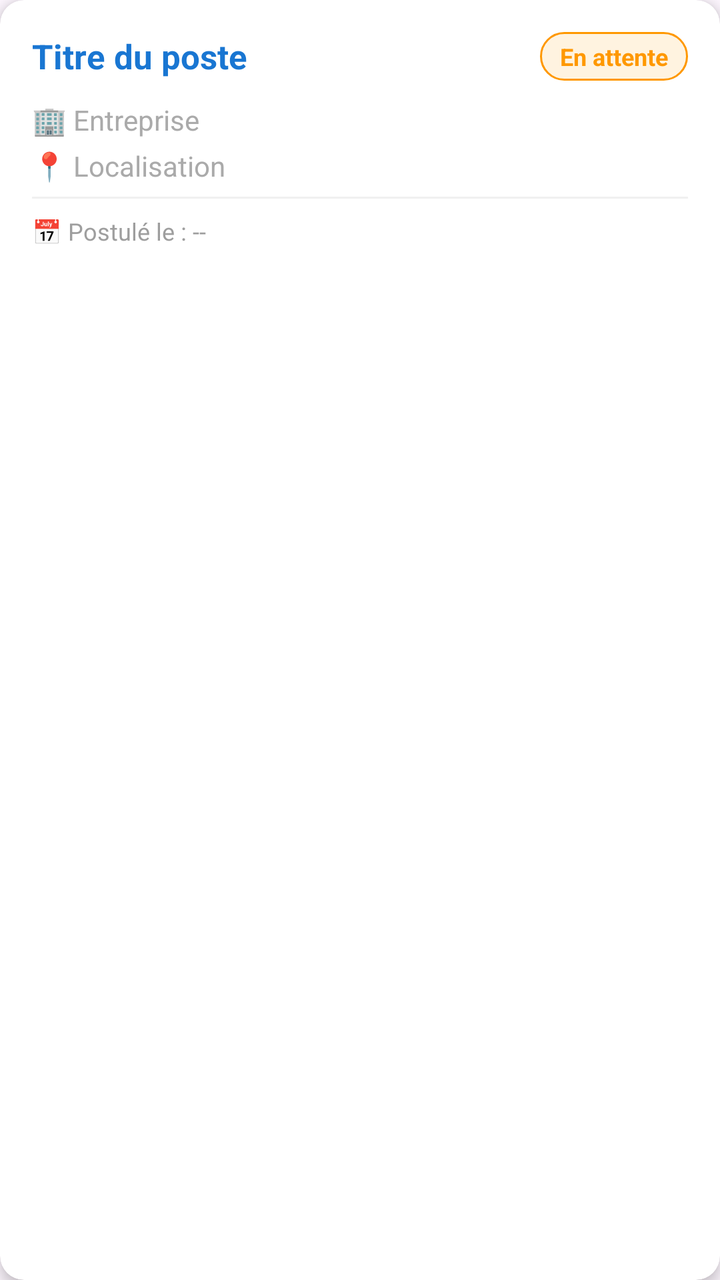
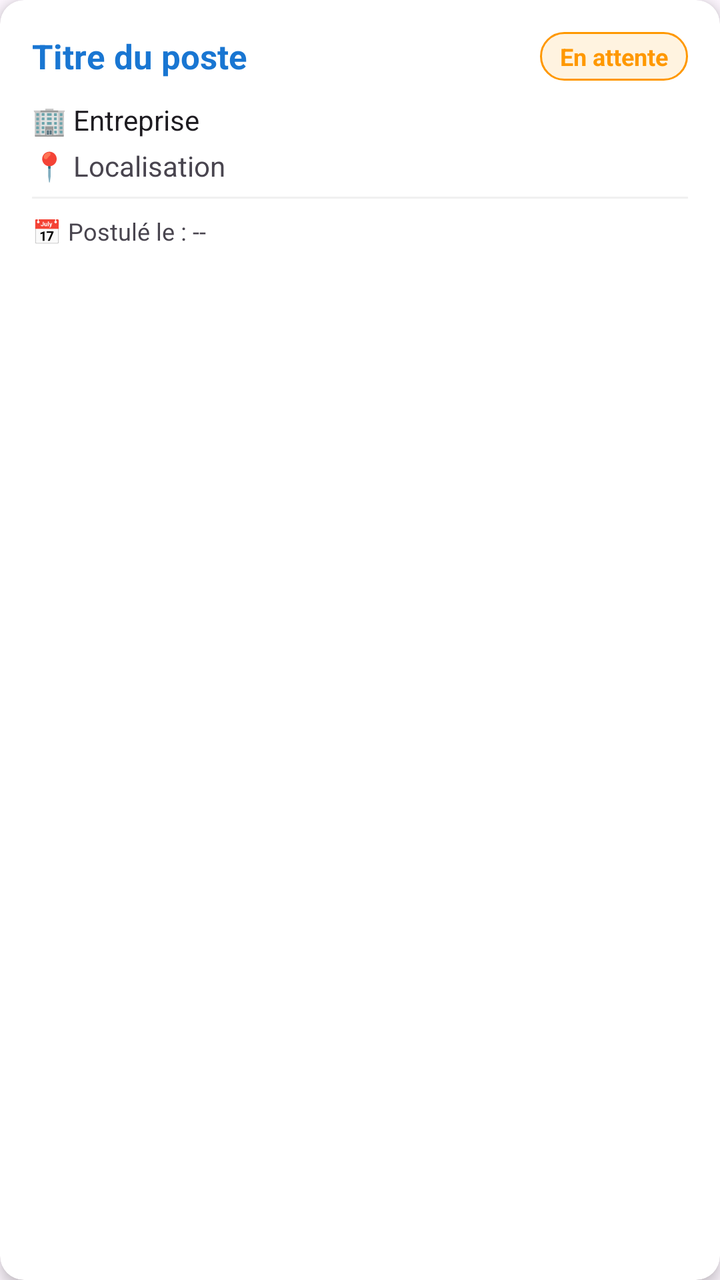

An Android layout rendered at two revisions. The XML below is the earlier revision; the diff shows what the commit changed to produce the second picture.
<!-- AndroidManifest.xml: application theme Theme.JobBoard -->
<!-- res/layout/item_application.xml -->
<?xml version="1.0" encoding="utf-8"?>
<androidx.cardview.widget.CardView xmlns:android="http://schemas.android.com/apk/res/android"
    xmlns:app="http://schemas.android.com/apk/res-auto"
    android:layout_width="match_parent"
    android:layout_height="wrap_content"
    android:layout_margin="8dp"
    app:cardCornerRadius="12dp"
    app:cardElevation="4dp"
    app:cardBackgroundColor="@android:color/white">

    <LinearLayout
        android:layout_width="match_parent"
        android:layout_height="wrap_content"
        android:orientation="vertical"
        android:padding="16dp">

        
        <LinearLayout
            android:layout_width="match_parent"
            android:layout_height="wrap_content"
            android:orientation="horizontal"
            android:gravity="center_vertical"
            android:layout_marginBottom="10dp">

            <TextView
                android:id="@+id/application_title"
                android:layout_width="0dp"
                android:layout_height="wrap_content"
                android:layout_weight="1"
                android:text="Titre du poste"
                android:textSize="17sp"
                android:textStyle="bold"
                android:textColor="#1976D2"
                android:maxLines="2"
                android:ellipsize="end"
                android:layout_marginEnd="8dp" />

            <TextView
                android:id="@+id/application_status"
                android:layout_width="wrap_content"
                android:layout_height="wrap_content"
                android:text="En attente"
                android:textSize="12sp"
                android:textColor="#FF9800"
                android:textStyle="bold"
                android:background="@drawable/badge_waiting" />

        </LinearLayout>

        
        <TextView
            android:id="@+id/application_company"
            android:layout_width="match_parent"
            android:layout_height="wrap_content"
            android:text="🏢 Entreprise"
            android:textSize="14sp"
            android:textColor="@android:color/darker_gray"
            android:layout_marginBottom="4dp" />

        
        <TextView
            android:id="@+id/application_location"
            android:layout_width="match_parent"
            android:layout_height="wrap_content"
            android:text="📍 Localisation"
            android:textSize="14sp"
            android:textColor="@android:color/darker_gray"
            android:layout_marginBottom="6dp" />

        <View
            android:layout_width="match_parent"
            android:layout_height="1dp"
            android:background="#F0F0F0"
            android:layout_marginBottom="8dp" />

        
        <TextView
            android:id="@+id/application_date"
            android:layout_width="match_parent"
            android:layout_height="wrap_content"
            android:text="📅 Postulé le : --"
            android:textSize="12sp"
            android:textColor="#9E9E9E" />

    </LinearLayout>

</androidx.cardview.widget.CardView>
<!-- resources referenced by this layout -->
<resources>
  <!-- drawable badge_waiting (drawable) -->
  <?xml version="1.0" encoding="utf-8"?>
  <shape xmlns:android="http://schemas.android.com/apk/res/android"
      android:shape="rectangle">
      <solid android:color="#FFF3E0" />
      <stroke android:width="1dp" android:color="#FF9800" />
      <corners android:radius="12dp" />
      <padding
          android:left="10dp"
          android:right="10dp"
          android:top="4dp"
          android:bottom="4dp" />
  </shape>
  <style name="Theme.JobBoard" parent="Base.Theme.JobBoard" />
  <style name="Base.Theme.JobBoard" parent="Theme.Material3.DayNight.NoActionBar">
          
          
      </style>
</resources>

<!-- the commit's change to res/layout/item_application.xml (unified diff, before → after) -->
@@ -54,7 +54,7 @@
             android:layout_height="wrap_content"
             android:text="🏢 Entreprise"
             android:textSize="14sp"
-            android:textColor="@android:color/darker_gray"
+            android:textColor="?android:attr/textColorPrimary"
             android:layout_marginBottom="4dp" />
 
         
@@ -64,7 +64,7 @@
             android:layout_height="wrap_content"
             android:text="📍 Localisation"
             android:textSize="14sp"
-            android:textColor="@android:color/darker_gray"
+            android:textColor="?android:attr/textColorSecondary"
             android:layout_marginBottom="6dp" />
 
         <View
@@ -80,7 +80,7 @@
             android:layout_height="wrap_content"
             android:text="📅 Postulé le : --"
             android:textSize="12sp"
-            android:textColor="#9E9E9E" />
+            android:textColor="?android:attr/textColorSecondary" />
 
     </LinearLayout>
 
